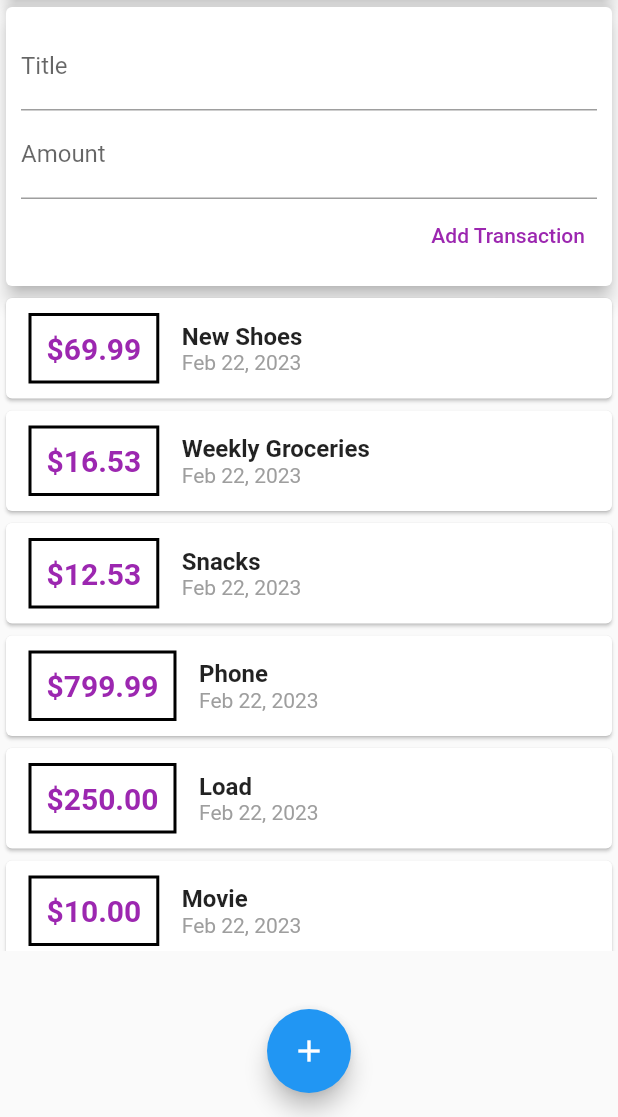
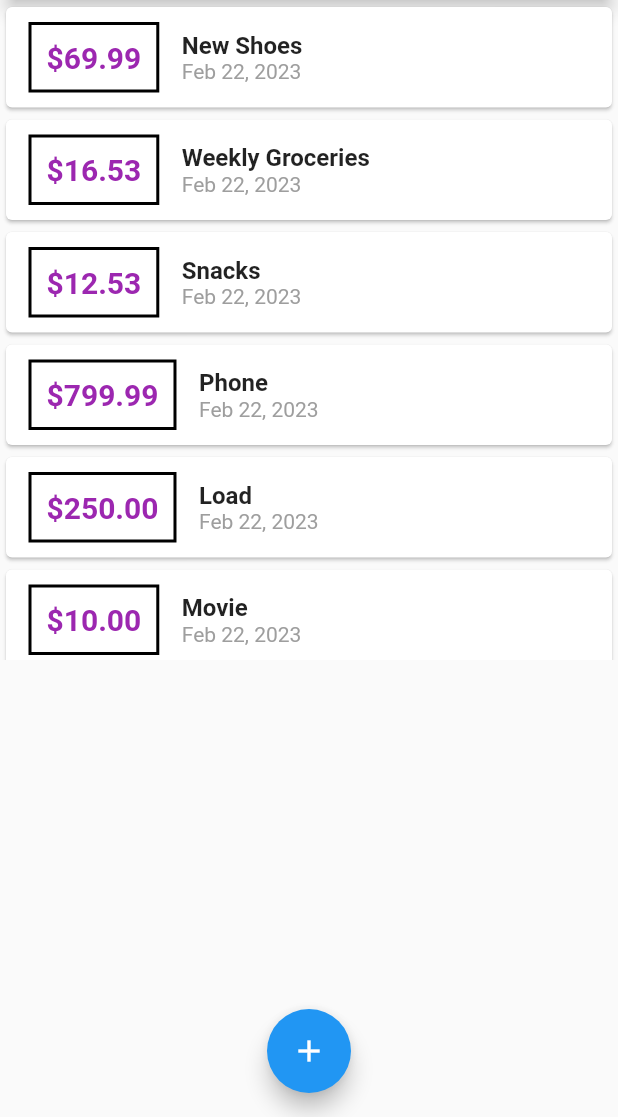
Before and after one commit to mdecosto/flutter_-_dart, a Flutter app: the screen it shows after launch, on a phone screen of 412 x 824 dp, the part 119-1236 px from its top. Run offline on Flutter 3.47's test engine with Material 2 defaults, Android fonts, the phone set to English and light mode, and no system bars.

```diff
--- a/flutter_complete_guide/lib/main.dart
+++ b/flutter_complete_guide/lib/main.dart
@@ -1,5 +1,8 @@
 import 'package:flutter/material.dart';
-import './widgets/user_transaction.dart';
+
+import './widgets/new_transaction.dart';
+import './widgets/transaction_list.dart';
+import './models/transaction.dart';
 
 void main() => runApp(MyApp());
 
@@ -13,9 +16,89 @@ class MyApp extends StatelessWidget {
   }
 }
 
-class MyHomePage extends StatelessWidget {
+class MyHomePage extends StatefulWidget {
+  @override
+  State<MyHomePage> createState() => _MyHomePageState();
+}
+
+class _MyHomePageState extends State<MyHomePage> {
+  final List<Transaction> _userTransactions = [
+    Transaction(
+      id: 't1',
+      title: 'New Shoes',
+      amount: 69.99,
+      date: DateTime.now(),
+    ),
+    Transaction(
+      id: 't2',
+      title: 'Weekly Groceries',
+      amount: 16.53,
+      date: DateTime.now(),
+    ),
+    Transaction(
+      id: 't3',
+      title: 'Snacks',
+      amount: 12.53,
+      date: DateTime.now(),
+    ),
+    Transaction(
+      id: 't4',
+      title: 'Phone',
+      amount: 799.99,
+      date: DateTime.now(),
+    ),
+    Transaction(
+      id: 't4',
+      title: 'Load',
+      amount: 250.00,
+      date: DateTime.now(),
+    ),
+    Transaction(
+      id: 't5',
+      title: 'Movie',
+      amount: 10.00,
+      date: DateTime.now(),
+    ),
+    Transaction(
+      id: 't5',
+      title: 'Electric Bill',
+      amount: 75.27,
+      date: DateTime.now(),
+    ),
+    Transaction(
+      id: 't6',
+      title: 'Water Bill',
+      amount: 15.72,
+      date: DateTime.now(),
+    ),
+  ];
+
+  void _addNewTransaction(String txTitle, double txAmount) {
+    final newTx = Transaction(
+      title: txTitle,
+      amount: txAmount,
+      date: DateTime.now(),
+      id: DateTime.now().toString(),
+    );
+
+    setState(() {
+      _userTransactions.add(newTx);
+    });
+  }
+
   // String titleInput;
-  // String amountInput;
+  void _startAddNewTransaction(BuildContext ctx) {
+    showModalBottomSheet(
+      context: ctx,
+      builder: (_) {
+        return GestureDetector(
+          onTap: () {},
+          child: NewTransaction(_addNewTransaction),
+          behavior: HitTestBehavior.opaque,
+        );
+      },
+    );
+  }
 
   @override
   Widget build(BuildContext context) {
@@ -25,7 +108,7 @@ class MyHomePage extends StatelessWidget {
         actions: <Widget>[
           IconButton(
             icon: Icon(Icons.add),
-            onPressed: () {},
+            onPressed: () => _startAddNewTransaction(context),
           )
         ],
       ),
@@ -42,14 +125,14 @@ class MyHomePage extends StatelessWidget {
                 elevation: 5,
               ),
             ),
-            UserTransaction()
+            TransactionList(_userTransactions),
           ],
         ),
       ),
       floatingActionButtonLocation: FloatingActionButtonLocation.centerFloat,
       floatingActionButton: FloatingActionButton(
         child: Icon(Icons.add),
-        onPressed: () {},
+        onPressed: () => _startAddNewTransaction(context),
       ),
     );
   }
--- a/flutter_complete_guide/lib/widgets/user_transaction.dart
+++ /dev/null
@@ -1,88 +0,0 @@
-import 'package:flutter/material.dart';
-
-import './transaction_list.dart';
-import './new_transaction.dart';
-import '../models/transaction.dart';
-
-class UserTransaction extends StatefulWidget {
-  const UserTransaction({Key key}) : super(key: key);
-
-  @override
-  State<UserTransaction> createState() => _UserTransactionState();
-}
-
-class _UserTransactionState extends State<UserTransaction> {
-  final List<Transaction> _userTransactions = [
-    Transaction(
-      id: 't1',
-      title: 'New Shoes',
-      amount: 69.99,
-      date: DateTime.now(),
-    ),
-    Transaction(
-      id: 't2',
-      title: 'Weekly Groceries',
-      amount: 16.53,
-      date: DateTime.now(),
-    ),
-    Transaction(
-      id: 't3',
-      title: 'Snacks',
-      amount: 12.53,
-      date: DateTime.now(),
-    ),
-    Transaction(
-      id: 't4',
-      title: 'Phone',
-      amount: 799.99,
-      date: DateTime.now(),
-    ),
-    Transaction(
-      id: 't4',
-      title: 'Load',
-      amount: 250.00,
-      date: DateTime.now(),
-    ),
-    Transaction(
-      id: 't5',
-      title: 'Movie',
-      amount: 10.00,
-      date: DateTime.now(),
-    ),
-    Transaction(
-      id: 't5',
-      title: 'Electric Bill',
-      amount: 75.27,
-      date: DateTime.now(),
-    ),
-    Transaction(
-      id: 't6',
-      title: 'Water Bill',
-      amount: 15.72,
-      date: DateTime.now(),
-    ),
-  ];
-
-  void _addNewTransaction(String txTitle, double txAmount) {
-    final newTx = Transaction(
-      title: txTitle,
-      amount: txAmount,
-      date: DateTime.now(),
-      id: DateTime.now().toString(),
-    );
-
-    setState(() {
-      _userTransactions.add(newTx);
-    });
-  }
-
-  @override
-  Widget build(BuildContext context) {
-    return Column(
-      children: <Widget>[
-        NewTransaction(_addNewTransaction),
-        TransactionList(_userTransactions),
-      ],
-    );
-  }
-}
```
